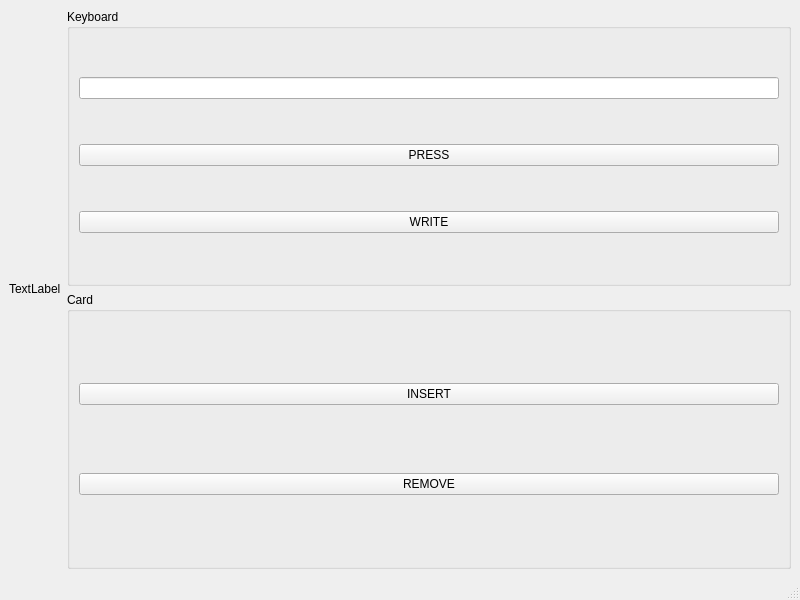
First picture: the form in pos-test-tool-app/mainwindow.ui, repository stone-payments/pos-unified-test-automation, before the edit.
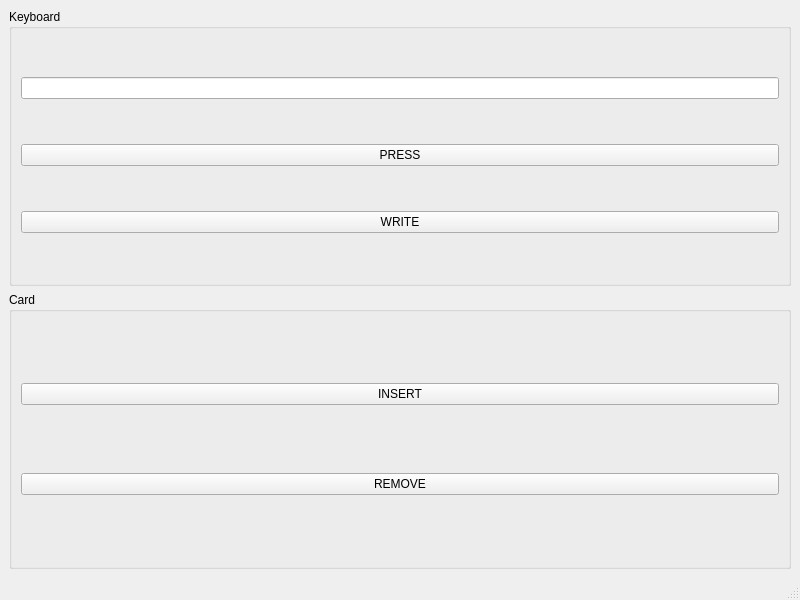
Second picture: the form after the edit.

```diff
--- a/pos-test-tool-app/mainwindow.ui
+++ b/pos-test-tool-app/mainwindow.ui
@@ -17,13 +17,6 @@
    <layout class="QHBoxLayout" name="horizontalLayout_2">
     <item>
      <layout class="QHBoxLayout" name="horizontalLayout">
-      <item>
-       <widget class="QLabel" name="cameraView">
-        <property name="text">
-         <string>TextLabel</string>
-        </property>
-       </widget>
-      </item>
       <item>
        <layout class="QVBoxLayout" name="verticalLayout">
         <item>
```
